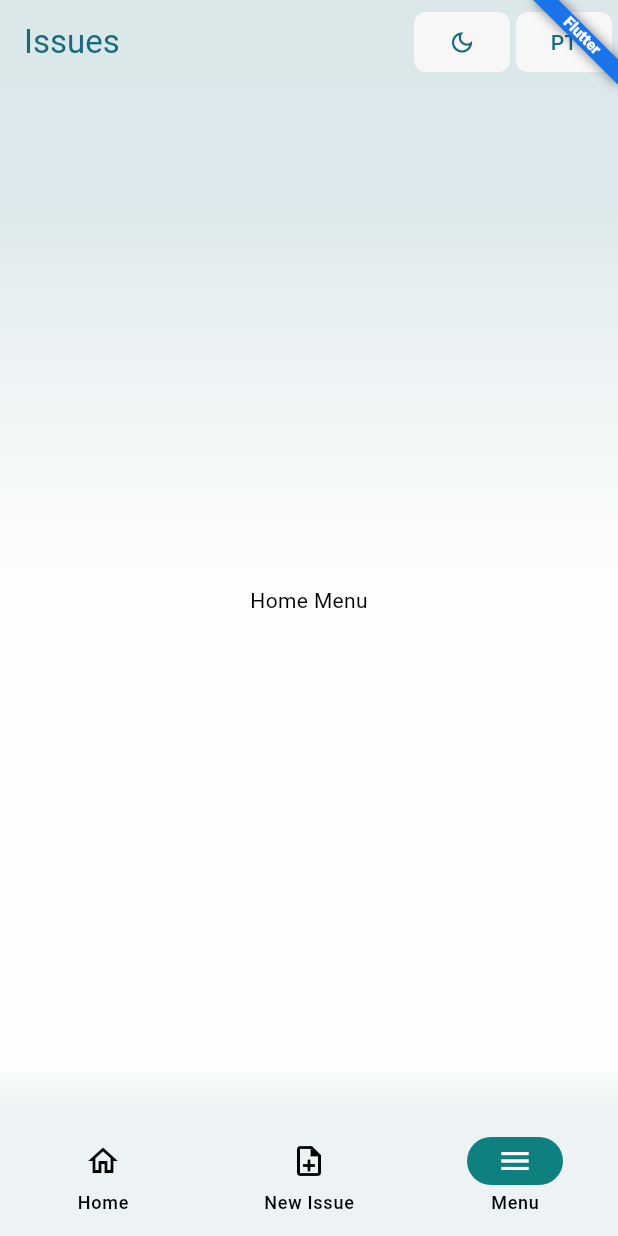
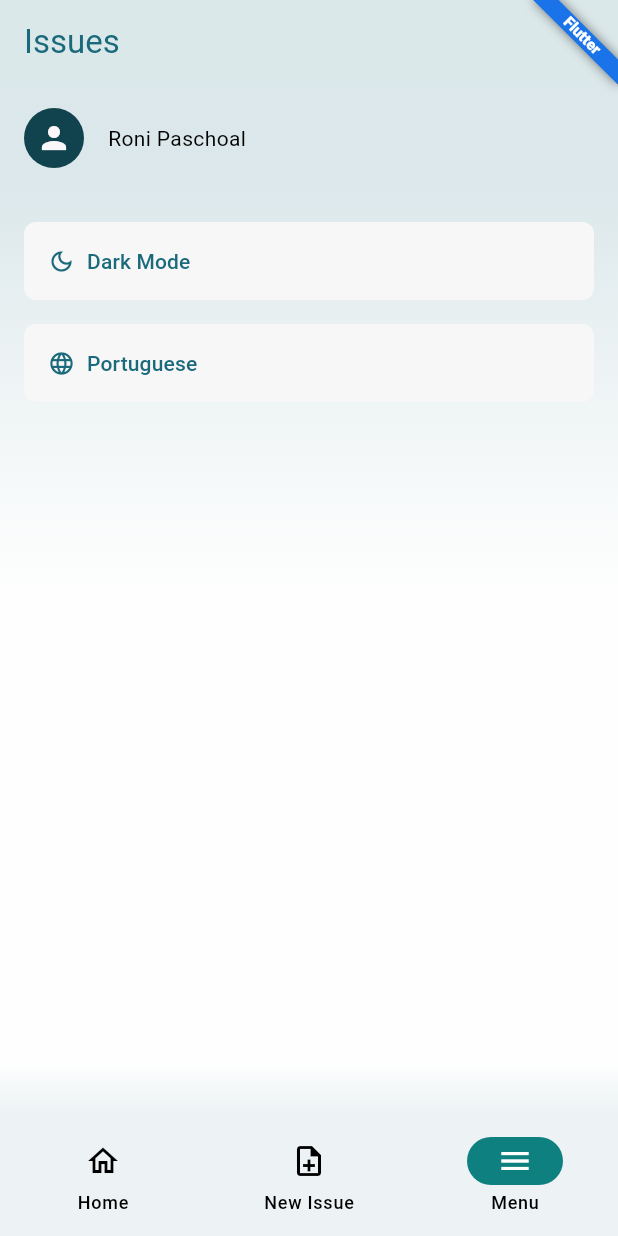
Before and after one commit to ronipaschoal/issues, a Flutter app: the screen it shows after launch, item 3 of the bottom bar chosen, on a phone screen of 412 x 824 dp. Run offline on Flutter 3.47's test engine with Material 3 defaults, Android fonts, the phone set to English and light mode, and no system bars; our stand-ins replace flutter_bloc, go_router; generated files the repository leaves out were written again.

Commit message:
feat: create menu tab

```diff
--- a/lib/config/cubit/app_cubit.dart
+++ b/lib/config/cubit/app_cubit.dart
@@ -10,11 +10,7 @@ class AppCubit extends Cubit<AppState> {
     emit(state.copyWith(locale: locale));
   }
 
-  void toggleThemeMode() {
-    final themeMode = state.themeMode == ThemeMode.light //
-        ? ThemeMode.dark
-        : ThemeMode.light;
-
+  void changeThemeMode(ThemeMode themeMode) {
     emit(state.copyWith(themeMode: themeMode));
   }
 }
--- a/lib/config/cubit/app_state.dart
+++ b/lib/config/cubit/app_state.dart
@@ -3,19 +3,22 @@ part of 'app_cubit.dart';
 class AppState {
   final Locale? locale;
   final ThemeMode themeMode;
-
+  final String loggedUser;
   AppState({
     this.locale,
     this.themeMode = ThemeMode.system,
+    this.loggedUser = 'Roni Paschoal',
   });
 
   AppState copyWith({
     Locale? locale,
     ThemeMode? themeMode,
+    String? loggedUser,
   }) {
     return AppState(
       locale: locale ?? this.locale,
       themeMode: themeMode ?? this.themeMode,
+      loggedUser: loggedUser ?? this.loggedUser,
     );
   }
 }
--- a/lib/domain/models/locale_model.dart
+++ b/lib/domain/models/locale_model.dart
@@ -1,4 +1,14 @@
-import 'dart:ui';
+import 'package:flutter/widgets.dart';
+import 'package:flutter_gen/gen_l10n/app_localizations.dart';
+
+extension LocaleEnumExtensions on LocaleEnum {
+  String translate(BuildContext context) {
+    return switch (this) {
+      LocaleEnum.en => AppLocalizations.of(context)!.english,
+      LocaleEnum.pt => AppLocalizations.of(context)!.portuguese,
+    };
+  }
+}
 
 enum LocaleEnum {
   en('EN', Locale('en', 'US')),
--- a/lib/l10n/app_en.arb
+++ b/lib/l10n/app_en.arb
@@ -1,4 +1,8 @@
 {
+  "english": "English",
+  "portuguese": "Portuguese",
+  "darkMode": "Dark Mode",
+  "lightMode": "Light Mode",
   "issues": "Issues",
   "noIssues": "No Issues",
   "home": "Home",
--- a/lib/l10n/app_pt.arb
+++ b/lib/l10n/app_pt.arb
@@ -1,4 +1,8 @@
 {
+  "english": "Inglês",
+  "portuguese": "Português",
+  "darkMode": "Modo Escuro",
+  "lightMode": "Modo Claro",
   "issues": "Tarefas",
   "noIssues": "Nenhuma tarefa",
   "home": "Home",
--- a/lib/pages/home/home_page.dart
+++ b/lib/pages/home/home_page.dart
@@ -28,7 +28,8 @@ class HomePage extends StatelessWidget {
           if (state is HomeLoading) {
             return const Center(child: CircularProgressIndicator());
           } else if (state is HomeLoaded) {
-            if (state.currentPageIndex == 0) {
+            switch (state.currentPageIndex) {
+              case 0:
                 if (state.issueList.isEmpty) {
                   return Center(
                     child: Text(AppLocalizations.of(context)!.noIssues),
@@ -38,16 +39,16 @@ class HomePage extends StatelessWidget {
                   padding: const EdgeInsets.all(UiTheme.spacingSmall),
                   itemCount: state.issueList.length,
                   separatorBuilder: (_, __) => UiTheme.spacerSmall,
-                itemBuilder: (_, index) {
-                  return HomeIssueCardWidget(issue: state.issueList[index]);
-                },
+                  itemBuilder: (_, index) => HomeIssueCardWidget(
+                    issue: state.issueList[index],
+                  ),
                 );
-            }
-            if (state.currentPageIndex == 1) {
+              case 1:
                 return const HomeNewIssueWidget();
-            }
-            if (state.currentPageIndex == 2) {
-              return const HomeMenuWidget();
+              case 2:
+                return HomeMenuWidget(
+                  appCubit: appCubit,
+                );
             }
           }
           return const SizedBox.shrink();
--- a/lib/pages/home/widgets/home_menu_widget.dart
+++ b/lib/pages/home/widgets/home_menu_widget.dart
@@ -1,12 +1,83 @@
 import 'package:flutter/material.dart';
+import 'package:flutter_bloc/flutter_bloc.dart';
+import 'package:flutter_gen/gen_l10n/app_localizations.dart';
+import 'package:issues/config/cubit/app_cubit.dart';
+import 'package:issues/domain/models/locale_model.dart';
+import 'package:issues/ui/ui_theme.dart';
 
 class HomeMenuWidget extends StatelessWidget {
-  const HomeMenuWidget({super.key});
+  final AppCubit appCubit;
+
+  const HomeMenuWidget({
+    super.key,
+    required this.appCubit,
+  });
 
   @override
   Widget build(BuildContext context) {
-    return const Center(
-      child: Text('Home Menu'),
+    return Padding(
+      padding: const EdgeInsets.all(UiTheme.spacingMedium),
+      child: Column(
+        mainAxisAlignment: MainAxisAlignment.start,
+        crossAxisAlignment: CrossAxisAlignment.stretch,
+        spacing: UiTheme.spacingMedium,
+        children: [
+          BlocBuilder<AppCubit, AppState>(
+            builder: (context, state) {
+              return Row(
+                children: [
+                  const CircleAvatar(child: Icon(Icons.person)),
+                  UiTheme.spacerMedium,
+                  Text(state.loggedUser),
+                ],
+              );
+            },
+          ),
+          UiTheme.spacerSmallX,
+          if (Theme.of(context).brightness == Brightness.light) ...{
+            ElevatedButton.icon(
+              style: ElevatedButton.styleFrom(
+                padding: const EdgeInsets.all(16.0),
+                alignment: Alignment.centerLeft,
+              ),
+              onPressed: () => appCubit.changeThemeMode(ThemeMode.dark),
+              icon: const Icon(Icons.dark_mode_outlined),
+              label: Text(AppLocalizations.of(context)!.darkMode),
+            ),
+          } else ...{
+            ElevatedButton.icon(
+              style: ElevatedButton.styleFrom(
+                padding: const EdgeInsets.all(16.0),
+                alignment: Alignment.centerLeft,
+              ),
+              onPressed: () => appCubit.changeThemeMode(ThemeMode.light),
+              icon: const Icon(Icons.light_mode_outlined),
+              label: Text(AppLocalizations.of(context)!.lightMode),
+            ),
+          },
+          if (Localizations.localeOf(context) == LocaleEnum.pt.locale) ...{
+            ElevatedButton.icon(
+              onPressed: () => appCubit.changeLocale(LocaleEnum.en.locale),
+              style: ElevatedButton.styleFrom(
+                padding: const EdgeInsets.all(16.0),
+                alignment: Alignment.centerLeft,
+              ),
+              label: Text(LocaleEnum.en.translate(context)),
+              icon: const Icon(Icons.language),
+            ),
+          } else ...{
+            ElevatedButton.icon(
+              onPressed: () => appCubit.changeLocale(LocaleEnum.pt.locale),
+              style: ElevatedButton.styleFrom(
+                padding: const EdgeInsets.all(16.0),
+                alignment: Alignment.centerLeft,
+              ),
+              label: Text(LocaleEnum.pt.translate(context)),
+              icon: const Icon(Icons.language),
+            ),
+          },
+        ],
+      ),
     );
   }
 }
--- a/lib/ui/ui_theme.dart
+++ b/lib/ui/ui_theme.dart
@@ -30,7 +30,7 @@ sealed class UiTheme {
       brightness: Brightness.light,
       primary: Color(0xFF1B6A7C),
       onPrimary: Color(0xFFFFFFFF),
-      primaryContainer: Color(0xFFFFD8E6),
+      primaryContainer: Color(0xFF11434E),
       onPrimaryContainer: Color.fromARGB(255, 252, 248, 250),
       secondary: Color(0xFF0F8080),
       onSecondary: Color(0xFFFFFFFF),
@@ -57,7 +57,7 @@ sealed class UiTheme {
       brightness: Brightness.dark,
       primary: Color(0xFF35D0F2),
       onPrimary: Color(0xFF5C113B),
-      primaryContainer: Color(0xFF792952),
+      primaryContainer: Color(0xFF248CA3),
       onPrimaryContainer: Color(0xFFFFD8E6),
       secondary: Color(0xFF1DF2F2),
       onSecondary: Color(0xFF412A33),
--- a/lib/ui/widgets/ui_scaffold_widget.dart
+++ b/lib/ui/widgets/ui_scaffold_widget.dart
@@ -1,8 +1,4 @@
 import 'package:flutter/material.dart';
-import 'package:flutter_bloc/flutter_bloc.dart';
-import 'package:issues/config/cubit/app_cubit.dart';
-import 'package:issues/domain/models/locale_model.dart';
-import 'package:issues/ui/ui_theme.dart';
 import 'package:issues/ui/widgets/flutter_banner_widget.dart';
 
 class UiScaffoldWidget extends StatelessWidget {
@@ -19,44 +15,17 @@ class UiScaffoldWidget extends StatelessWidget {
 
   @override
   Widget build(BuildContext context) {
-    final appCubit = context.read<AppCubit>();
-
     return FlutterBannerWidget(
       child: Scaffold(
         appBar: AppBar(
-          elevation: 0.0,
           backgroundColor: Theme.of(context).colorScheme.primary.withAlpha(40),
           surfaceTintColor: Colors.transparent,
+          centerTitle: false,
           title: Text(
             title,
             style: TextStyle(color: Theme.of(context).colorScheme.primary),
+            textAlign: TextAlign.start,
           ),
-          actions: [
-            if (Theme.of(context).brightness == Brightness.light) ...{
-              ElevatedButton.icon(
-                onPressed: appCubit.toggleThemeMode,
-                label: const Icon(Icons.dark_mode_outlined),
-              ),
-            } else ...{
-              ElevatedButton.icon(
-                onPressed: appCubit.toggleThemeMode,
-                label: const Icon(Icons.light_mode_outlined),
-              ),
-            },
-            UiTheme.spacerSmallX,
-            if (Localizations.localeOf(context) == LocaleEnum.pt.locale) ...{
-              ElevatedButton(
-                onPressed: () => appCubit.changeLocale(LocaleEnum.en.locale),
-                child: Text(LocaleEnum.en.text),
-              ),
-            } else ...{
-              ElevatedButton(
-                onPressed: () => appCubit.changeLocale(LocaleEnum.pt.locale),
-                child: Text(LocaleEnum.pt.text),
-              ),
-            },
-            UiTheme.spacerSmallX,
-          ],
         ),
         body: Container(
           decoration: BoxDecoration(
```
Lines whose indentation alone changed are shown as unchanged.
